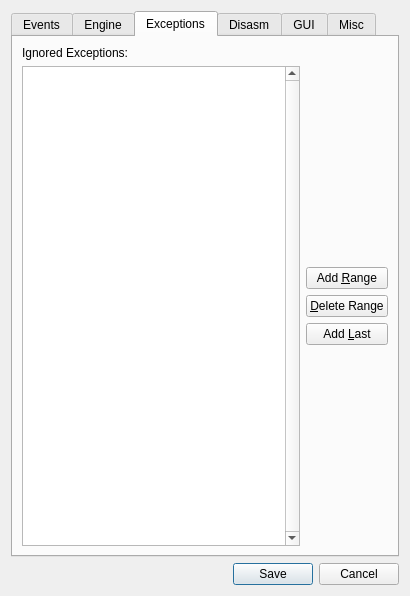
Above: src/gui/Src/Gui/SettingsDialog.ui from x64dbg/x64dbg before the change. Below: the same form after it.
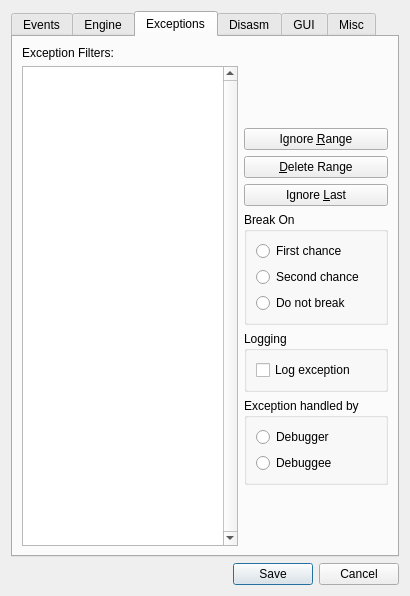
That is the form after the change. The open tabs and pages were chosen to show the change. Icons and pictures are not drawn.

Commit message:
GUI: update exceptions tab in preferences view
- Add per-exception(-range) settings to determine if and when to break, whether to log and whether the exception should be passed to the debuggee
- Add 'unknown exceptions' item to the exception filters list

Diff of the .ui file:
```diff
--- a/src/gui/Src/Gui/SettingsDialog.ui
+++ b/src/gui/Src/Gui/SettingsDialog.ui
@@ -468,7 +468,7 @@
        <item>
         <widget class="QLabel" name="lblIgnoredExceptions">
          <property name="text">
-          <string>Ignored Exceptions:</string>
+          <string>Exception Filters:</string>
          </property>
         </widget>
        </item>
@@ -505,7 +505,7 @@
            <item>
             <widget class="QPushButton" name="btnAddRange">
              <property name="text">
-              <string>Add &amp;Range</string>
+              <string>Ignore &amp;Range</string>
              </property>
             </widget>
            </item>
@@ -519,10 +519,85 @@
            <item>
             <widget class="QPushButton" name="btnAddLast">
              <property name="text">
-              <string>Add &amp;Last</string>
+              <string>Ignore &amp;Last</string>
              </property>
             </widget>
            </item>
+           <item>
+            <widget class="QGroupBox" name="groupBoBreakOn">
+             <property name="sizePolicy">
+              <sizepolicy hsizetype="Preferred" vsizetype="Minimum">
+               <horstretch>0</horstretch>
+               <verstretch>0</verstretch>
+              </sizepolicy>
+             </property>
+             <property name="title">
+              <string>Break On</string>
+             </property>
+             <layout class="QVBoxLayout" name="verticalLayout_3">
+              <item>
+               <widget class="QRadioButton" name="radioFirstChance">
+                <property name="text">
+                 <string>First chance</string>
+                </property>
+               </widget>
+              </item>
+              <item>
+               <widget class="QRadioButton" name="radioSecondChance">
+                <property name="text">
+                 <string>Second chance</string>
+                </property>
+               </widget>
+              </item>
+              <item>
+               <widget class="QRadioButton" name="radioDoNotBreak">
+                <property name="text">
+                 <string>Do not break</string>
+                </property>
+               </widget>
+              </item>
+             </layout>
+            </widget>
+           </item>
+           <item>
+            <widget class="QGroupBox" name="groupBoxLogging">
+             <property name="title">
+              <string>Logging</string>
+             </property>
+             <layout class="QVBoxLayout" name="verticalLayout_6">
+              <item>
+               <widget class="QCheckBox" name="chkLogException">
+                <property name="text">
+                 <string>Log exception</string>
+                </property>
+               </widget>
+              </item>
+             </layout>
+            </widget>
+           </item>
+           <item>
+            <widget class="QGroupBox" name="groupBoxExceptionHandledBy">
+             <property name="title">
+              <string>Exception handled by</string>
+             </property>
+             <layout class="QVBoxLayout" name="verticalLayout_8">
+              <item>
+               <widget class="QRadioButton" name="radioHandledByDebugger">
+                <property name="text">
+                 <string>Debugger</string>
+                </property>
+               </widget>
+              </item>
+              <item>
+               <widget class="QRadioButton" name="radioHandledByDebuggee">
+                <property name="text">
+                 <string>Debuggee</string>
+                </property>
+               </widget>
+              </item>
+             </layout>
+            </widget>
+           </item>
            <item>
             <spacer name="verticalSpacerExceptionsBottom">
              <property name="orientation">
```
Left out of the diff: 10 changed lines with no effect on the pictures. The commit also changes 2 other files.
